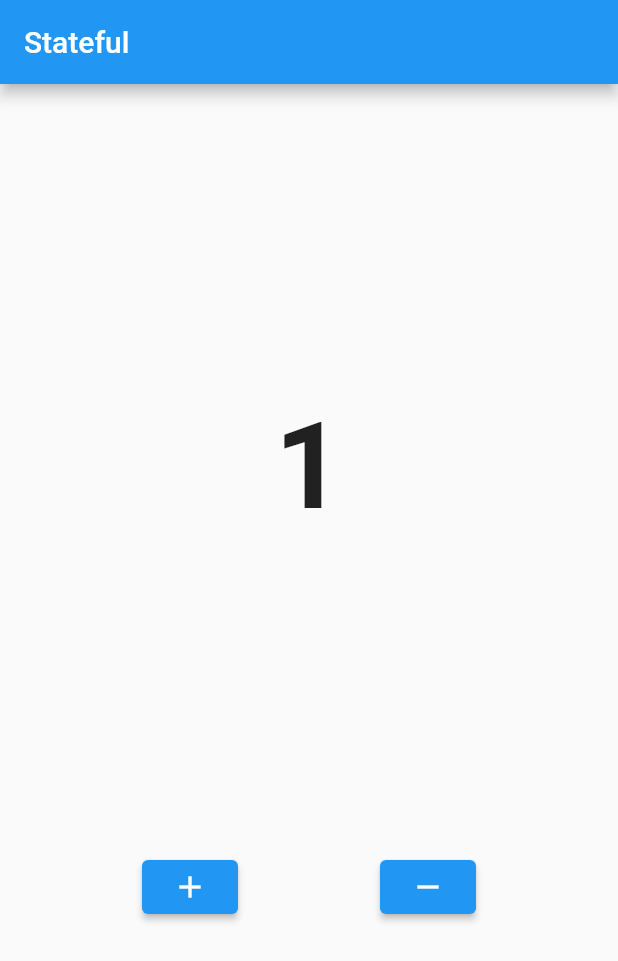
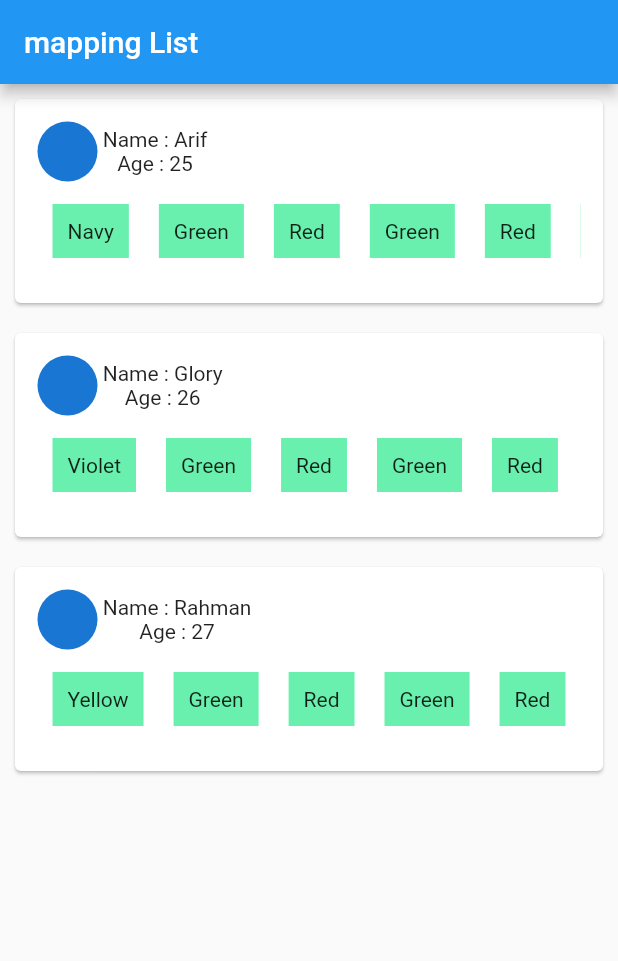
Before and after one commit to ArifGlory/SeriesBelajarFlutter, a Flutter app: the screen it shows after launch, on a phone screen of 412 x 824 dp. Shown: the top 961 px of the screen. Run offline on Flutter 3.47's test engine with Material 2 defaults, Android fonts, the phone set to English and light mode, and no system bars; our stand-ins replace faker.

Commit message:
belajar mapping list

```diff
--- a/lib/main.dart
+++ b/lib/main.dart
@@ -13,43 +13,77 @@ class MyApp extends StatefulWidget {
 
 class _MyAppState extends State<MyApp> {
   int counter = 1;
+  final List<Map<String,dynamic>> myList = [
+    {
+      "Name" : "Arif",
+      "Age" : 25,
+      "favColor" : ["Navy","Green","Red","Green","Red","Green","Red","Green","Red","Green","Red"]
+    },{
+      "Name" : "Glory",
+      "Age" : 26,
+      "favColor" : ["Violet","Green","Red","Green","Red","Green","Red","Green","Red"]
+    },
+    {
+      "Name" : "Rahman",
+      "Age" : 27,
+      "favColor" : ["Yellow","Green","Red","Green","Red"]
+    },
+  ];
 
   @override
   Widget build(BuildContext context) {
-
-
-
     return MaterialApp(
       home: Scaffold(
         appBar: AppBar(
-          title: Text("Stateful"),
+          title: Text("mapping List"),
         ),
-        body: Column(
-          mainAxisAlignment: MainAxisAlignment.spaceEvenly,
+        body: ListView(
+          children: myList.map((data){
+            List myColor = data["favColor"];
+            return Card(
+              margin: EdgeInsets.symmetric(
+                vertical: 10,
+                horizontal: 10
+              ),
+              child: Container(
+                margin: EdgeInsets.all(15),
+                child: Column(
                   children: [
-            Text(
-              counter.toString(),
-              style: TextStyle(fontSize: 80, fontWeight: FontWeight.bold),
-            ),
                     Row(
-              mainAxisAlignment: MainAxisAlignment.spaceEvenly,
                       children: [
-                ElevatedButton(onPressed: () {
-                  setState(() {
-                    counter++;
-                  });
-                },
-                    child: Icon(Icons.add)),
-                ElevatedButton(
-                    onPressed: () {
-                      setState(() {
-                        counter--;
-                      });
-                    },
-                    child: Icon(Icons.remove))
+                        CircleAvatar(),
+                        Column(
+                          children: [
+                            Text(" Name : ${data['Name']}"),
+                            Text(" Age : ${data['Age']}"),
                           ],
                         )
                       ],
+                    ),
+                    SingleChildScrollView(
+                      scrollDirection: Axis.horizontal,
+                      child: Row(
+                        children: myColor.map((warna){
+                          return Container(
+                            color: Colors.greenAccent,
+                            child: Text(warna),
+                            margin: EdgeInsets.symmetric(
+                              vertical: 15,
+                              horizontal: 10
+                            ),
+                            padding: EdgeInsets.symmetric(
+                              vertical: 10,
+                              horizontal: 10
+                            ),
+                          );
+                        }).toList(),
+                      ),
+                    )
+                  ],
+                ),
+              ),
+            );
+          }).toList(),
         ),
       ),
     );
```
Lines whose indentation alone changed are shown as unchanged.
